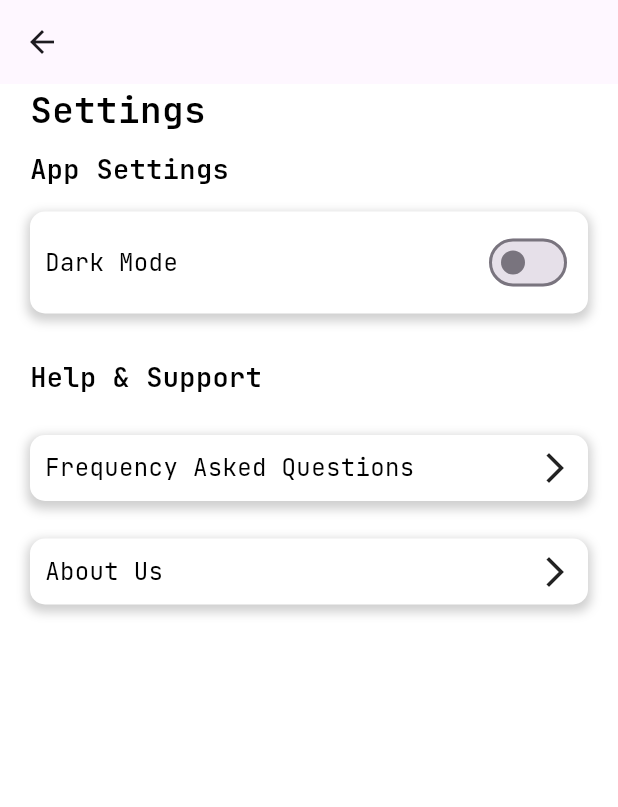
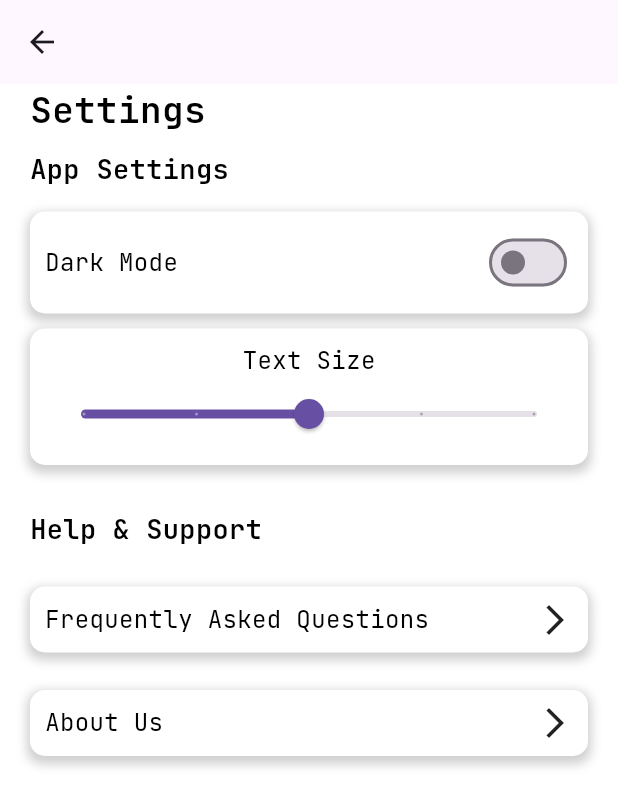
Before and after one commit to Christine-Bui/Dish-Wish, a Flutter app: the SettingsPage screen opened directly, on a phone screen of 412 x 824 dp. Shown: the top 807 px of the screen. Run offline on Flutter 3.47's test engine with Material 3 defaults, Android fonts, the phone set to English and light mode, and no system bars; our stand-ins replace flutter_svg, google_fonts.

Commit message:
Updated settings.dart

```diff
--- a/flutter_application_1/lib/pages/settings.dart
+++ b/flutter_application_1/lib/pages/settings.dart
@@ -10,11 +10,7 @@ class SettingsPage extends StatefulWidget {
 
 class _SettingsPage extends State<SettingsPage> {
   bool _darkTheme = false;
-
-  @override
-  void initState() {
-    super.initState();
-  }
+  double _textSize = 16; // Default text size
 
   @override
   Widget build(BuildContext context) {
@@ -28,22 +24,22 @@ class _SettingsPage extends State<SettingsPage> {
               child: Text('Settings',
                   style: TextStyle(
                     color: Colors.black,
-                    fontSize: 24,
+                    fontSize: _textSize + 8, // Use _textSize here
                     fontWeight: FontWeight.w600,
                   ))),
           const SizedBox(height: 10),
-          AppSettings(),
+          appSettings(),
           const SizedBox(height: 30),
-          const Padding(
-              padding: EdgeInsets.only(left: 20),
-              child: Text('Help & Support',
+          Padding(
+              padding: const EdgeInsets.only(left: 20),
+              child: const Text('Help & Support',
                   style: TextStyle(
                     color: Colors.black,
-                    fontSize: 18,
+                    fontSize: _textSize + 2, // Slightly smaller text size
                     fontWeight: FontWeight.w600,
                   ))),
           const SizedBox(height: 10),
-          H_S('Frequency Asked Questions'),
+          H_S('Frequently Asked Questions'),
           const SizedBox(height: 10),
           H_S('About Us'),
         ],
@@ -51,7 +47,7 @@ class _SettingsPage extends State<SettingsPage> {
     );
   }
 
-  Column AppSettings() {
+  Column appSettings() {
     return Column(
       crossAxisAlignment: CrossAxisAlignment.start,
       children: [
@@ -64,7 +60,7 @@ class _SettingsPage extends State<SettingsPage> {
                 'App Settings',
                 style: TextStyle(
                   color: Colors.black,
-                  fontSize: 18,
+                  fontSize: _textSize + 2, // Use _textSize here
                   fontWeight: FontWeight.w600,
                 ),
               ),
@@ -90,11 +86,11 @@ class _SettingsPage extends State<SettingsPage> {
           child: Row(
             mainAxisAlignment: MainAxisAlignment.spaceBetween,
             children: [
-              const Text(
+              Text(
                 'Dark Mode',
                 style: TextStyle(
                   color: Colors.black,
-                  fontSize: 16,
+                  fontSize: _textSize, // Use _textSize here
                   fontWeight: FontWeight.w400,
                 ),
               ),
@@ -109,7 +105,51 @@ class _SettingsPage extends State<SettingsPage> {
             ],
           ),
         ),
+        SizedBox(height: 10),
+        textSizeControl(), // Slider to control text size
       ],
+    );
+  }
+
+  Widget textSizeControl() {
+    return Container(
+      margin: const EdgeInsets.symmetric(horizontal: 20),
+      padding: const EdgeInsets.all(10),
+      decoration: BoxDecoration(
+        color: Colors.white,
+        borderRadius: BorderRadius.circular(10),
+        boxShadow: [
+          BoxShadow(
+            color: Colors.grey.withOpacity(0.5),
+            spreadRadius: 2,
+            blurRadius: 5,
+            offset: Offset(0, 3),
+          ),
+        ],
+      ),
+      child: Column(
+        children: [
+          Text(
+            'Text Size',
+            style: TextStyle(
+              color: Colors.black,
+              fontSize: _textSize,
+              fontWeight: FontWeight.w400,
+            ),
+          ),
+          Slider(
+            min: 12,
+            max: 22,
+            divisions: 4,
+            value: _textSize,
+            onChanged: (newSize) {
+              setState(() {
+                _textSize = newSize;
+              });
+            },
+          ),
+        ],
+      ),
     );
   }
 
@@ -148,7 +188,7 @@ class _SettingsPage extends State<SettingsPage> {
                 title,
                 style: const TextStyle(
                   color: Colors.black,
-                  fontSize: 16,
+                  fontSize: _textSize,
                   fontWeight: FontWeight.w400,
                 ),
               ),
```
